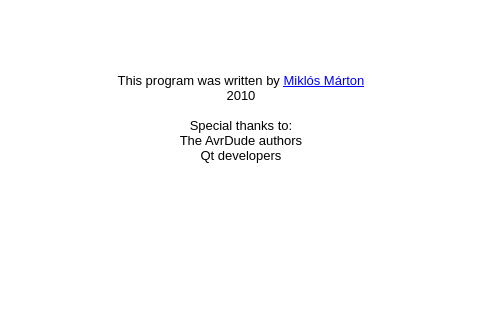
First picture: the form in mainwindow.ui, repository martonmiklos/avrdude-qt-gui, before the edit; both pictures show x 259 to 739 and y 126 to 446 of the 1000 by 705 pixel window.
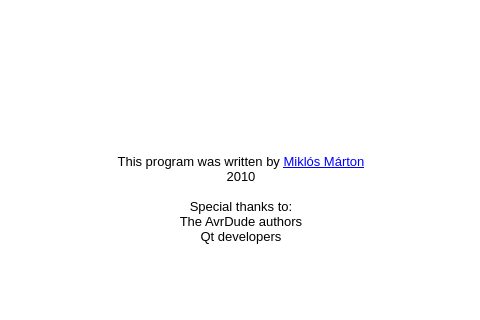
Second picture: the form after the edit. The open tabs and pages were chosen to show the change. Icons and pictures are not drawn. Custom widgets are drawn as their Qt base class.

```diff
--- a/mainwindow.ui
+++ b/mainwindow.ui
@@ -993,25 +993,30 @@
            <string>&lt;!DOCTYPE HTML PUBLIC &quot;-//W3C//DTD HTML 4.0//EN&quot; &quot;http://www.w3.org/TR/REC-html40/strict.dtd&quot;&gt;
 &lt;html&gt;&lt;head&gt;&lt;meta name=&quot;qrichtext&quot; content=&quot;1&quot; /&gt;&lt;style type=&quot;text/css&quot;&gt;
 p, li { white-space: pre-wrap; }
-&lt;/style&gt;&lt;/head&gt;&lt;body style=&quot; font-family:'Sans'; font-size:10pt; font-weight:400; font-style:normal;&quot;&gt;
+&lt;/style&gt;&lt;/head&gt;&lt;body style=&quot; font-family:'Ubuntu'; font-size:11pt; font-weight:400; font-style:normal;&quot;&gt;
 &lt;table border=&quot;0&quot; style=&quot;-qt-table-type: root; margin-top:4px; margin-bottom:4px; margin-left:4px; margin-right:4px;&quot;&gt;
 &lt;tr&gt;
 &lt;td style=&quot;border: none;&quot;&gt;
 &lt;p style=&quot;-qt-paragraph-type:empty; margin-top:0px; margin-bottom:0px; margin-left:0px; margin-right:0px; -qt-block-indent:0; text-indent:0px;&quot;&gt;&lt;/p&gt;
-&lt;p style=&quot;-qt-paragraph-type:empty; margin-top:0px; margin-bottom:0px; margin-left:0px; margin-right:0px; -qt-block-indent:0; text-indent:0px;&quot;&gt;&lt;/p&gt;
-&lt;p style=&quot;-qt-paragraph-type:empty; margin-top:0px; margin-bottom:0px; margin-left:0px; margin-right:0px; -qt-block-indent:0; text-indent:0px;&quot;&gt;&lt;/p&gt;
-&lt;p style=&quot;-qt-paragraph-type:empty; margin-top:0px; margin-bottom:0px; margin-left:0px; margin-right:0px; -qt-block-indent:0; text-indent:0px;&quot;&gt;&lt;/p&gt;
-&lt;p style=&quot;-qt-paragraph-type:empty; margin-top:0px; margin-bottom:0px; margin-left:0px; margin-right:0px; -qt-block-indent:0; text-indent:0px;&quot;&gt;&lt;/p&gt;
-&lt;p style=&quot;-qt-paragraph-type:empty; margin-top:0px; margin-bottom:0px; margin-left:0px; margin-right:0px; -qt-block-indent:0; text-indent:0px;&quot;&gt;&lt;/p&gt;
-&lt;p style=&quot;-qt-paragraph-type:empty; margin-top:0px; margin-bottom:0px; margin-left:0px; margin-right:0px; -qt-block-indent:0; text-indent:0px;&quot;&gt;&lt;/p&gt;
-&lt;p style=&quot;-qt-paragraph-type:empty; margin-top:0px; margin-bottom:0px; margin-left:0px; margin-right:0px; -qt-block-indent:0; text-indent:0px;&quot;&gt;&lt;/p&gt;
-&lt;p style=&quot;-qt-paragraph-type:empty; margin-top:0px; margin-bottom:0px; margin-left:0px; margin-right:0px; -qt-block-indent:0; text-indent:0px;&quot;&gt;&lt;/p&gt;
-&lt;p align=&quot;center&quot; style=&quot; margin-top:0px; margin-bottom:0px; margin-left:0px; margin-right:0px; -qt-block-indent:0; text-indent:0px;&quot;&gt;This program was written by &lt;a href=&quot;mailto:martonmiklosqdev@gmail.com&quot;&gt;&lt;span style=&quot; text-decoration: underline; color:#0000ff;&quot;&gt;Miklós Márton&lt;/span&gt;&lt;/a&gt;&lt;/p&gt;
-&lt;p align=&quot;center&quot; style=&quot; margin-top:0px; margin-bottom:0px; margin-left:0px; margin-right:0px; -qt-block-indent:0; text-indent:0px;&quot;&gt;2010&lt;/p&gt;
-&lt;p align=&quot;center&quot; style=&quot;-qt-paragraph-type:empty; margin-top:0px; margin-bottom:0px; margin-left:0px; margin-right:0px; -qt-block-indent:0; text-indent:0px;&quot;&gt;&lt;/p&gt;
-&lt;p align=&quot;center&quot; style=&quot; margin-top:0px; margin-bottom:0px; margin-left:0px; margin-right:0px; -qt-block-indent:0; text-indent:0px;&quot;&gt;Special thanks to:&lt;/p&gt;
-&lt;p align=&quot;center&quot; style=&quot; margin-top:0px; margin-bottom:0px; margin-left:0px; margin-right:0px; -qt-block-indent:0; text-indent:0px;&quot;&gt;The AvrDude authors&lt;/p&gt;
-&lt;p align=&quot;center&quot; style=&quot; margin-top:0px; margin-bottom:0px; margin-left:0px; margin-right:0px; -qt-block-indent:0; text-indent:0px;&quot;&gt;Qt developers&lt;/p&gt;&lt;/td&gt;&lt;/tr&gt;&lt;/table&gt;&lt;/body&gt;&lt;/html&gt;</string>
+&lt;p style=&quot;-qt-paragraph-type:empty; margin-top:0px; margin-bottom:0px; margin-left:0px; margin-right:0px; -qt-block-indent:0; text-indent:0px; font-family:'Sans'; font-size:10pt;&quot;&gt;&lt;/p&gt;
+&lt;p style=&quot;-qt-paragraph-type:empty; margin-top:0px; margin-bottom:0px; margin-left:0px; margin-right:0px; -qt-block-indent:0; text-indent:0px; font-family:'Sans'; font-size:10pt;&quot;&gt;&lt;/p&gt;
+&lt;p style=&quot;-qt-paragraph-type:empty; margin-top:0px; margin-bottom:0px; margin-left:0px; margin-right:0px; -qt-block-indent:0; text-indent:0px; font-family:'Sans Serif'; font-size:10pt;&quot;&gt;&lt;/p&gt;
+&lt;p style=&quot;-qt-paragraph-type:empty; margin-top:0px; margin-bottom:0px; margin-left:0px; margin-right:0px; -qt-block-indent:0; text-indent:0px; font-family:'Sans'; font-size:10pt;&quot;&gt;&lt;/p&gt;
+&lt;p style=&quot;-qt-paragraph-type:empty; margin-top:0px; margin-bottom:0px; margin-left:0px; margin-right:0px; -qt-block-indent:0; text-indent:0px; font-family:'Sans'; font-size:10pt;&quot;&gt;&lt;/p&gt;
+&lt;p style=&quot;-qt-paragraph-type:empty; margin-top:0px; margin-bottom:0px; margin-left:0px; margin-right:0px; -qt-block-indent:0; text-indent:0px; font-family:'Sans'; font-size:10pt;&quot;&gt;&lt;/p&gt;
+&lt;p style=&quot;-qt-paragraph-type:empty; margin-top:0px; margin-bottom:0px; margin-left:0px; margin-right:0px; -qt-block-indent:0; text-indent:0px; font-family:'Sans'; font-size:10pt;&quot;&gt;&lt;/p&gt;
+&lt;p style=&quot;-qt-paragraph-type:empty; margin-top:0px; margin-bottom:0px; margin-left:0px; margin-right:0px; -qt-block-indent:0; text-indent:0px; font-family:'Sans'; font-size:10pt;&quot;&gt;&lt;/p&gt;
+&lt;p style=&quot;-qt-paragraph-type:empty; margin-top:0px; margin-bottom:0px; margin-left:0px; margin-right:0px; -qt-block-indent:0; text-indent:0px; font-family:'Sans'; font-size:10pt;&quot;&gt;&lt;/p&gt;
+&lt;p style=&quot;-qt-paragraph-type:empty; margin-top:0px; margin-bottom:0px; margin-left:0px; margin-right:0px; -qt-block-indent:0; text-indent:0px; font-family:'Sans'; font-size:10pt;&quot;&gt;&lt;/p&gt;
+&lt;p style=&quot;-qt-paragraph-type:empty; margin-top:0px; margin-bottom:0px; margin-left:0px; margin-right:0px; -qt-block-indent:0; text-indent:0px; font-family:'Sans'; font-size:10pt;&quot;&gt;&lt;/p&gt;
+&lt;p style=&quot;-qt-paragraph-type:empty; margin-top:0px; margin-bottom:0px; margin-left:0px; margin-right:0px; -qt-block-indent:0; text-indent:0px; font-family:'Sans'; font-size:10pt;&quot;&gt;&lt;/p&gt;
+&lt;p style=&quot;-qt-paragraph-type:empty; margin-top:0px; margin-bottom:0px; margin-left:0px; margin-right:0px; -qt-block-indent:0; text-indent:0px; font-family:'Sans'; font-size:10pt;&quot;&gt;&lt;/p&gt;
+&lt;p align=&quot;center&quot; style=&quot; margin-top:0px; margin-bottom:0px; margin-left:0px; margin-right:0px; -qt-block-indent:0; text-indent:0px;&quot;&gt;&lt;span style=&quot; font-family:'Sans'; font-size:10pt;&quot;&gt;This program was written by &lt;/span&gt;&lt;a href=&quot;mailto:martonmiklosqdev@gmail.com&quot;&gt;&lt;span style=&quot; font-family:'Sans'; font-size:10pt; text-decoration: underline; color:#0000ff;&quot;&gt;Miklós Márton&lt;/span&gt;&lt;/a&gt;&lt;/p&gt;
+&lt;p align=&quot;center&quot; style=&quot; margin-top:0px; margin-bottom:0px; margin-left:0px; margin-right:0px; -qt-block-indent:0; text-indent:0px;&quot;&gt;&lt;span style=&quot; font-family:'Sans'; font-size:10pt;&quot;&gt;2010&lt;/span&gt;&lt;/p&gt;
+&lt;p align=&quot;center&quot; style=&quot;-qt-paragraph-type:empty; margin-top:0px; margin-bottom:0px; margin-left:0px; margin-right:0px; -qt-block-indent:0; text-indent:0px; font-family:'Sans'; font-size:10pt;&quot;&gt;&lt;/p&gt;
+&lt;p align=&quot;center&quot; style=&quot; margin-top:0px; margin-bottom:0px; margin-left:0px; margin-right:0px; -qt-block-indent:0; text-indent:0px;&quot;&gt;&lt;span style=&quot; font-family:'Sans'; font-size:10pt;&quot;&gt;Special thanks to:&lt;/span&gt;&lt;/p&gt;
+&lt;p align=&quot;center&quot; style=&quot; margin-top:0px; margin-bottom:0px; margin-left:0px; margin-right:0px; -qt-block-indent:0; text-indent:0px;&quot;&gt;&lt;span style=&quot; font-family:'Sans'; font-size:10pt;&quot;&gt;The AvrDude authors&lt;/span&gt;&lt;/p&gt;
+&lt;p align=&quot;center&quot; style=&quot; margin-top:0px; margin-bottom:0px; margin-left:0px; margin-right:0px; -qt-block-indent:0; text-indent:0px;&quot;&gt;&lt;span style=&quot; font-family:'Sans'; font-size:10pt;&quot;&gt;Qt developers&lt;/span&gt;&lt;/p&gt;&lt;/td&gt;&lt;/tr&gt;&lt;/table&gt;&lt;/body&gt;&lt;/html&gt;</string>
           </property>
           <property name="openExternalLinks">
            <bool>true</bool>
```
Left out of the diff: 4 changed lines with no effect on the pictures.
